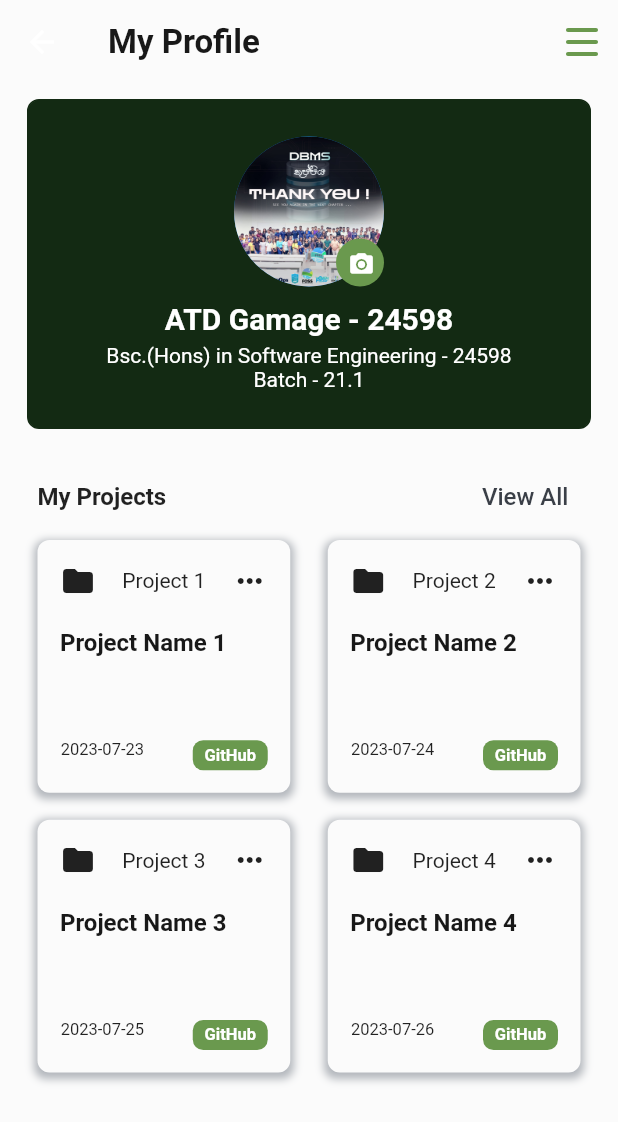
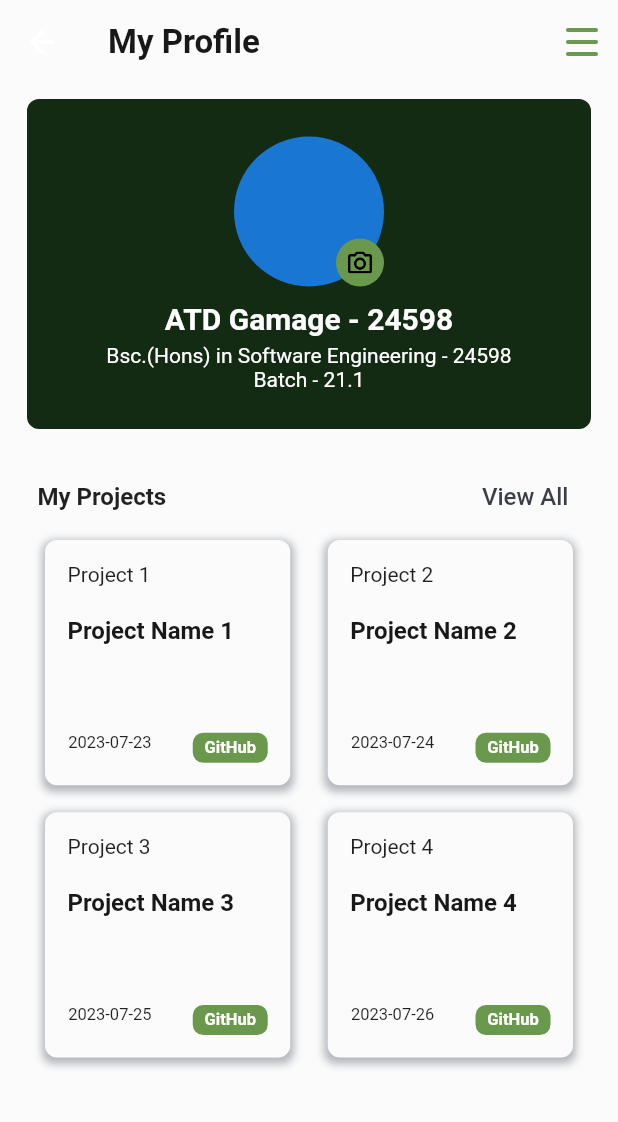
Before and after one commit to Chamith-Dilshan/ScholarSync_MobileApp, a Flutter app: the screen it shows once a user with an empty profile is signed in, in the side drawer, after a tap on "My Profile", on a phone screen of 412 x 824 dp. Shown: the top 1122 px of the screen. Run offline on Flutter 3.47's test engine with Material 2 defaults, Android fonts, the phone set to English and light mode, and no system bars; drawn by our look-alikes of calendar_view; our stand-ins replace cloud_firestore, expandable_text, firebase_auth, firebase_core, firebase_storage, flutter_riverpod and 2 more; accounts and stored records are empty.

Commit message:
Updated few UI changes

```diff
--- a/lib/common/project_box.dart
+++ b/lib/common/project_box.dart
@@ -1,4 +1,6 @@
 import 'package:flutter/material.dart';
+import 'package:flutter_svg/svg.dart';
+import 'package:scholarsync/constants/icon_constants.dart';
 import 'package:scholarsync/theme/palette.dart';
 
 class ProjectBox extends StatelessWidget {
@@ -37,10 +39,9 @@ class ProjectBox extends StatelessWidget {
           Row(
             mainAxisAlignment: MainAxisAlignment.spaceBetween,
             children: [
-              //have to add a icon into icon folder
-              const Icon(Icons.folder),//icon: SvgPicture.asset(IconConstants.folderIcon),
+             // SvgPicture.asset(IconConstants.projectManagementIcon),
               Text('Project $projectNumber'),
-              const Icon(Icons.more_horiz),
+             // SvgPicture.asset(IconConstants.horizontalDotsIcon),
             ],
           ),
           const SizedBox(height: 20),
@@ -55,17 +56,14 @@ class ProjectBox extends StatelessWidget {
           const Spacer(),
           Row(
             children: [
-
               const SizedBox(width: 0.5),
               SizedBox(
                   width: 60,
                   height: 20,
                   child: Text(
                     date,
-                  style: const TextStyle(
-                    fontSize: 11),
-                    )
-                    ),
+                    style: const TextStyle(fontSize: 11),
+                  )),
               const Spacer(),
               Container(
                 width: 50,
@@ -74,18 +72,16 @@ class ProjectBox extends StatelessWidget {
                   shape: BoxShape.rectangle,
                   color: PaletteLightMode.secondaryGreenColor,
                   borderRadius: BorderRadius.circular(7),
-
                 ),
                 child: const Padding(
-                  padding:  EdgeInsets.only(left: 2,right: 2),
-                  child:  Center(
+                  padding: EdgeInsets.only(left: 2, right: 2),
+                  child: Center(
                     child: Text(
                       'GitHub',
                       style: TextStyle(
                           fontSize: 11,
                           fontWeight: FontWeight.bold,
-                                color: PaletteLightMode.whiteColor
-                              ),
+                          color: PaletteLightMode.whiteColor),
                     ),
                   ),
                 ),
--- a/lib/features/view/my_profile_page.dart
+++ b/lib/features/view/my_profile_page.dart
@@ -13,13 +13,6 @@ class MyProfilePage extends StatefulWidget {
 }
 
 class _MyProfilePageState extends State<MyProfilePage> {
- /* int _currentIndex = 0;
-
-  void _onTabTapped(int index) {
-    setState(() {
-      _currentIndex = index;
-    });
-  }*/
 
   @override
   Widget build(BuildContext context) {
@@ -30,12 +23,6 @@ class _MyProfilePageState extends State<MyProfilePage> {
         fontWeight: FontWeight.w600,
         titleCenter: false,
         backIcon: IconConstants.hamburgerMenuIcon,
-        onFrontIconButtonpressed: () {
-          /* Navigator.push(
-            context,
-            MaterialPageRoute(builder: (context) => const LogInPage()),
-          );*/
-        },
         onBackIconButtonpressed: () {
           /* Navigator.push(
             context,
@@ -80,11 +67,15 @@ class _MyProfilePageState extends State<MyProfilePage> {
           ),
           const SizedBox(height: 5),
           Expanded(
+          child: Padding(
+              padding: const EdgeInsets.only(
+                  left: 5, right: 5, bottom: 25), // Add bottom padding
+              child: Scrollbar(
                 child: GridView.count(
                   crossAxisCount: 2,
                   mainAxisSpacing: 18.0,
                   crossAxisSpacing: 25.0,
-                padding: const EdgeInsets.only(left: 25,right: 25),
+                  padding: const EdgeInsets.only(left: 25, right: 25),
                   children: const [
                     ProjectBox(
                       projectNumber: '1',
@@ -113,13 +104,10 @@ class _MyProfilePageState extends State<MyProfilePage> {
                   ],
                 ),
               ),
+            ),
+          ),
         ],
       ),
-
-    /*     bottomNavigationBar: MyBottomNavigationBar(
-           currentIndex: _currentIndex,
-           onTabTapped: _onTabTapped,
-        ),*/
     );
   }
 }
--- a/lib/features/widgets/profile_info.dart
+++ b/lib/features/widgets/profile_info.dart
@@ -1,4 +1,6 @@
 import 'package:flutter/material.dart';
+import 'package:flutter_svg/flutter_svg.dart';
+import 'package:scholarsync/constants/icon_constants.dart';
 import 'package:scholarsync/constants/image_constants.dart';
 import 'package:scholarsync/theme/palette.dart';
 
@@ -29,26 +31,23 @@ class ProfileInfo extends StatelessWidget {
                   children: [
                     const CircleAvatar(
                       radius: 50,
-                      backgroundImage:AssetImage(ImageConstants.img1), // Add your image path here
+                      //backgroundImage: AssetImage(ImageConstants.profileImage), // Add your image path here
                     ),
                     Container(
                       width: 32, // Set the desired width for the container
                       height: 32, // Set the desired height for the container
                       decoration: const BoxDecoration(
                         shape: BoxShape.circle,
-                        color: PaletteLightMode.secondaryGreenColor, // Choose the background color you want for the camera icon
+                        color: PaletteLightMode
+                            .secondaryGreenColor, // Choose the background color you want for the camera icon
                       ),
                       child: IconButton(
                         onPressed: () {
                           // Handle camera icon pressed (profile edit page)
                         },
                         iconSize: 18, // Set the desired icon size
-                        icon: const Icon(
-                          //have to add a camera icon
-                          //icon: SvgPicture.asset(IconConstants.cameraIcon),
-                          Icons.camera_alt,
-                          color: PaletteLightMode.whiteColor,
-                        ),
+                        icon: SvgPicture.asset(IconConstants.cameraIcon),
+                        color: PaletteLightMode.whiteColor,
                       ),
                     ),
                   ],
```
Also changed, not shown: lib/features/view/academic_staff_page.dart (+4 -14 lines), lib/features/view/my_projects_page.dart (+5 -12 lines). Lines whose indentation alone changed are shown as unchanged.
